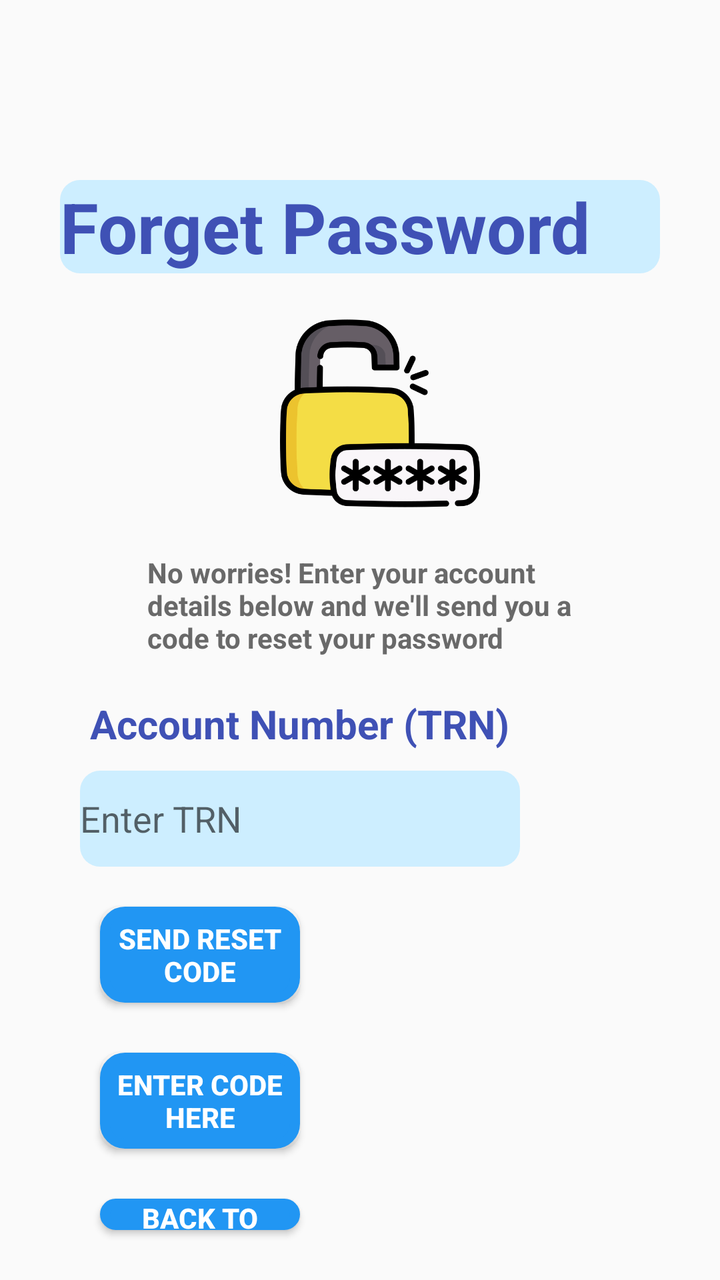
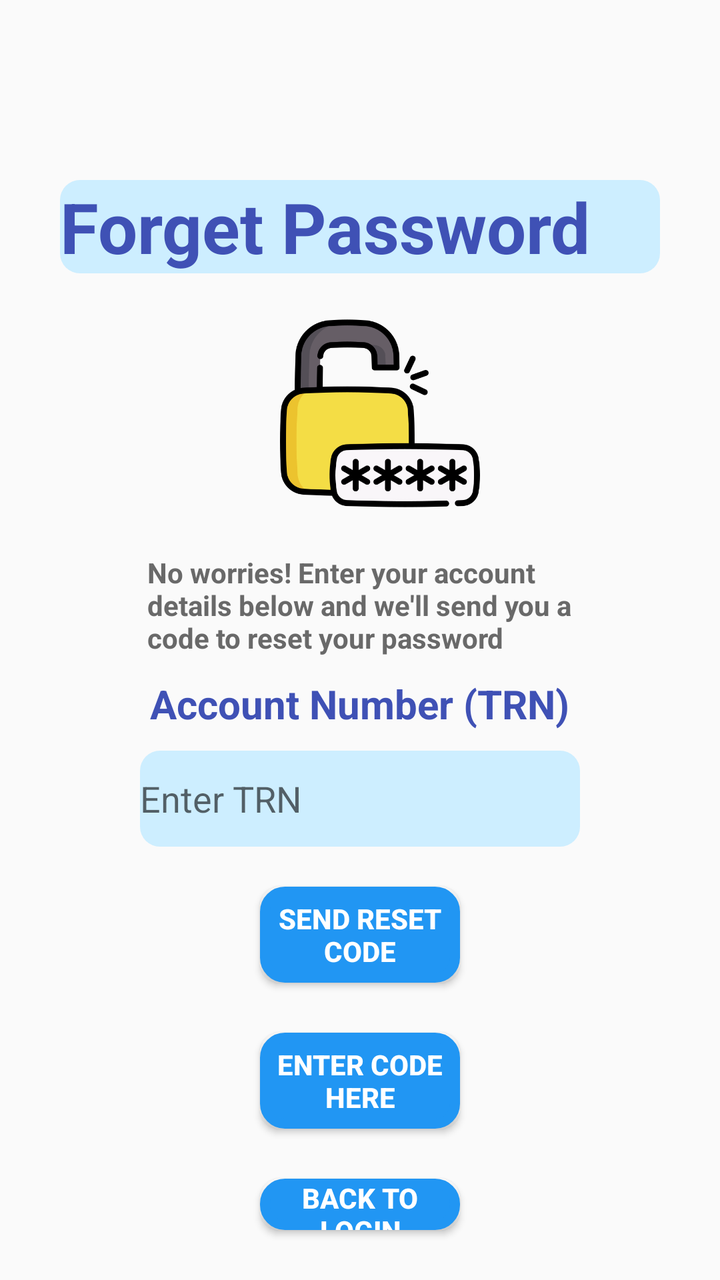

The first picture is an Android layout as it rendered before a commit; the second is the same layout after the commit. The layout source and the unified diff follow.
<!-- AndroidManifest.xml: application theme Theme.FlowApp -->
<!-- res/layout/forget_pass_page.xml -->
<?xml version="1.0" encoding="utf-8"?>
<LinearLayout xmlns:android="http://schemas.android.com/apk/res/android"
    android:orientation="vertical"
    android:layout_width="match_parent"
    android:layout_height="match_parent">

    <TextView
        android:text="@string/forget_password1"
        android:textSize="35sp"
        android:textColor="@color/dark_blue"
        android:textStyle="bold"
        android:id="@+id/FlowName"
        android:layout_gravity="center"
        android:layout_width="wrap_content"
        android:layout_height="wrap_content"
        android:layout_marginTop="90dp"
        android:background="@drawable/title_of_page_design"
        android:contentDescription="@null"
        android:layout_marginBottom="20dp"
        />


        <ImageView
            android:id="@+id/unlockIcon"
            android:layout_width="100dp"
            android:layout_height="100dp"
            android:src="@drawable/unlock"
            android:contentDescription="@string/Unlock_Icon"
            android:layout_gravity="center"
            android:layout_marginStart="10dp"
            />

    <TextView
        android:text="@string/sen1"
        android:textSize="14sp"
        android:textColor="@color/dark_gray"
        android:textStyle="bold"
        android:id="@+id/sen1"
        android:layout_gravity="center"
        android:layout_width="wrap_content"
        android:layout_height="wrap_content"
        android:layout_marginTop="20dp"
        />

    <TextView
        android:text="@string/accTrn"
        android:textSize="20sp"
        android:textColor="@color/dark_blue"
        android:textStyle="bold"
        android:id="@+id/accTrn"
        android:layout_gravity="center"
        android:layout_marginEnd="30dp"
        android:layout_width="wrap_content"
        android:layout_height="wrap_content"
        android:layout_marginTop="20dp"
        android:layout_marginBottom="10dp"
        />

    <EditText
        android:hint="@string/inputTRN"
        android:id="@+id/inputTrn"
        android:layout_width="wrap_content"
        android:layout_height="wrap_content"
        android:layout_gravity="center"
        android:layout_marginEnd="30dp"
        android:ems="10"
        android:autofillHints="username"
        android:inputType="number"
        android:minHeight="48dp"
        android:background="@drawable/input_fields_design"
        android:layout_marginBottom="20dp"
        />

    <Button
        android:text="@string/sendCode"
        android:layout_width="wrap_content"
        android:layout_height="wrap_content"
        android:layout_gravity="center"
        android:layout_marginEnd="80dp"
        android:textColor="@color/white"
        android:textStyle="bold"
        android:id="@+id/sendCodeBtn"
        android:background="@drawable/slightly_round_corner_button"
        android:layout_marginBottom="25dp"
        />

    <Button
        android:text="@string/enterCode"
        android:layout_width="wrap_content"
        android:layout_height="wrap_content"
        android:layout_gravity="center"
        android:layout_marginEnd="80dp"
        android:textColor="@color/white"
        android:textStyle="bold"
        android:id="@+id/enterCodeBtn"
        android:background="@drawable/slightly_round_corner_button"
        android:layout_marginBottom="25dp"
        />

    <Button
        android:id="@+id/backToLoginBtn"
        android:layout_width="wrap_content"
        android:layout_height="wrap_content"
        android:layout_gravity="center"
        android:layout_marginEnd="80dp"
        android:layout_marginBottom="25dp"
        android:background="@drawable/slightly_round_corner_button"
        android:text="@string/backToLogin"
        android:textColor="@color/white"
        android:textStyle="bold" />


</LinearLayout>
<!-- resources referenced by this layout -->
<resources>
  <color name="dark_blue">#3F51B5</color>
  <color name="dark_gray">#696969</color>
  <color name="white">#FFFFFFFF</color>
  <!-- drawable input_fields_design (drawable) -->
  <?xml version="1.0" encoding="utf-8"?>
  <shape xmlns:android="http://schemas.android.com/apk/res/android"
      android:shape="rectangle">
      <corners
          android:radius="10dp"
          />
      <solid android:color="@color/input_field"/>
      <padding
          android:left="0dp"
          android:top="0dp"
          android:right="0dp"
          android:bottom="0dp" />
      <size
          android:width="220dp"
          android:height="40dp" />
      <stroke
          android:width="0dp"
          android:color="#7693B3"
          />
  
  </shape>
  <!-- drawable slightly_round_corner_button (drawable) -->
  <?xml version="1.0" encoding="utf-8"?>
  <shape xmlns:android="http://schemas.android.com/apk/res/android" android:shape="rectangle" >
      <corners
          android:radius="10dp"
          />
      <solid
          android:color="@color/blue"
          />
      <padding
          android:left="0dp"
          android:top="0dp"
          android:right="0dp"
          android:bottom="0dp"
          />
      <size
          android:width="100dp"
          android:height="40dp"
          />
      <stroke
          android:width="5dp"
          android:color="#2196F3"
          />
  </shape>
  <!-- drawable title_of_page_design (drawable) -->
  <?xml version="1.0" encoding="utf-8"?>
  <shape xmlns:android="http://schemas.android.com/apk/res/android"
      android:shape="rectangle">
      <corners
          android:radius="10dp"
          />
      <solid android:color="@color/input_field"/>
      <padding
          android:left="0dp"
          android:top="0dp"
          android:right="0dp"
          android:bottom="0dp" />
      <size
          android:width="300dp"
          android:height="40dp" />
      <stroke
          android:width="0dp"
          android:color="#7693B3"
          />
  
  
  </shape>
  <!-- drawable unlock: png bitmap (drawable, 31293 bytes) -->
  <string name="Unlock_Icon">Unlock Icon</string>
  <string name="accTrn">Account Number (TRN)</string>
  <string name="backToLogin">Back to\nLogin</string>
  <string name="enterCode">Enter Code\nHere</string>
  <string name="forget_password1">Forget Password</string>
  <string name="inputTRN">Enter TRN</string>
  <string name="sen1">No worries! Enter your account\ndetails below and we\'ll send you a\ncode to reset your password</string>
  <string name="sendCode">Send Reset\nCode</string>
  <style name="Theme.FlowApp" parent="android:Theme.Material.Light.NoActionBar">
          <item name="colorPrimary">@color/dark_blue</item>
          <item name="colorPrimaryVariant">@color/dark_blue</item>
      </style>
  <color name="input_field">#CDEEFF</color>
  <color name="blue">#2196F3</color>
</resources>

<!-- the commit's change to res/layout/forget_pass_page.xml (unified diff, before → after) -->
@@ -49,10 +49,9 @@
         android:textStyle="bold"
         android:id="@+id/accTrn"
         android:layout_gravity="center"
-        android:layout_marginEnd="30dp"
         android:layout_width="wrap_content"
         android:layout_height="wrap_content"
-        android:layout_marginTop="20dp"
+        android:layout_marginTop="10dp"
         android:layout_marginBottom="10dp"
         />
 
@@ -62,8 +61,6 @@
         android:layout_width="wrap_content"
         android:layout_height="wrap_content"
         android:layout_gravity="center"
-        android:layout_marginEnd="30dp"
-        android:ems="10"
         android:autofillHints="username"
         android:inputType="number"
         android:minHeight="48dp"
@@ -76,7 +73,6 @@
         android:layout_width="wrap_content"
         android:layout_height="wrap_content"
         android:layout_gravity="center"
-        android:layout_marginEnd="80dp"
         android:textColor="@color/white"
         android:textStyle="bold"
         android:id="@+id/sendCodeBtn"
@@ -89,7 +85,6 @@
         android:layout_width="wrap_content"
         android:layout_height="wrap_content"
         android:layout_gravity="center"
-        android:layout_marginEnd="80dp"
         android:textColor="@color/white"
         android:textStyle="bold"
         android:id="@+id/enterCodeBtn"
@@ -102,7 +97,6 @@
         android:layout_width="wrap_content"
         android:layout_height="wrap_content"
         android:layout_gravity="center"
-        android:layout_marginEnd="80dp"
         android:layout_marginBottom="25dp"
         android:background="@drawable/slightly_round_corner_button"
         android:text="@string/backToLogin"
<!-- resource entries referenced after the edit -->
@@ -18,7 +18,7 @@
           android:bottom="0dp" />
       <size
           android:width="220dp"
-          android:height="40dp" />
+          android:height="30dp" />
       <stroke
           android:width="0dp"
           android:color="#7693B3"
